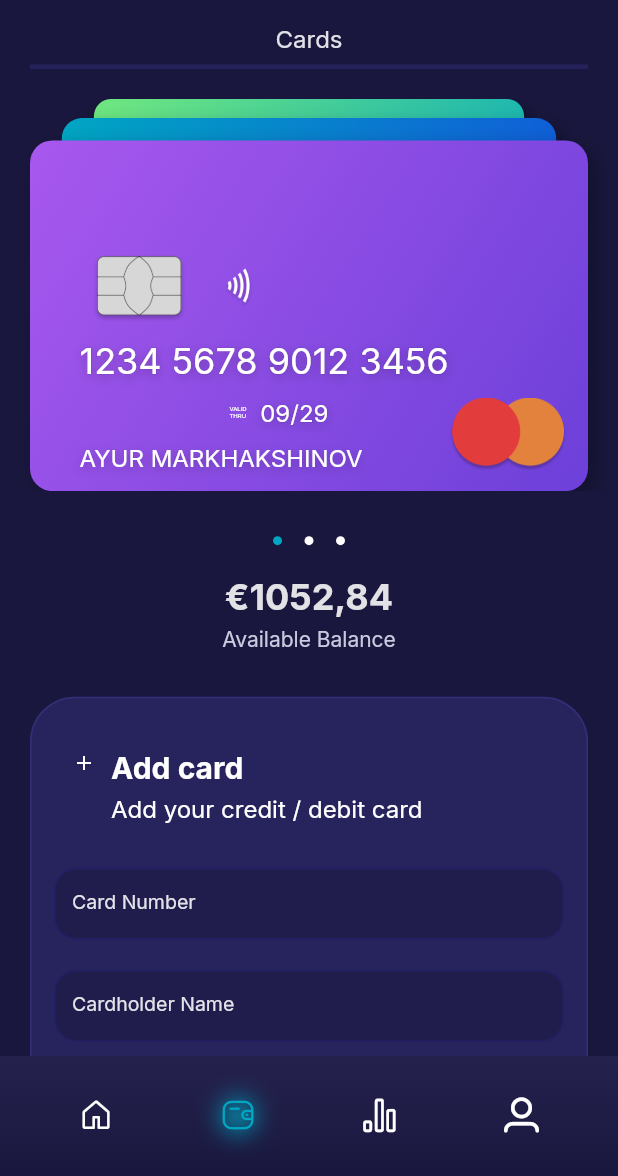
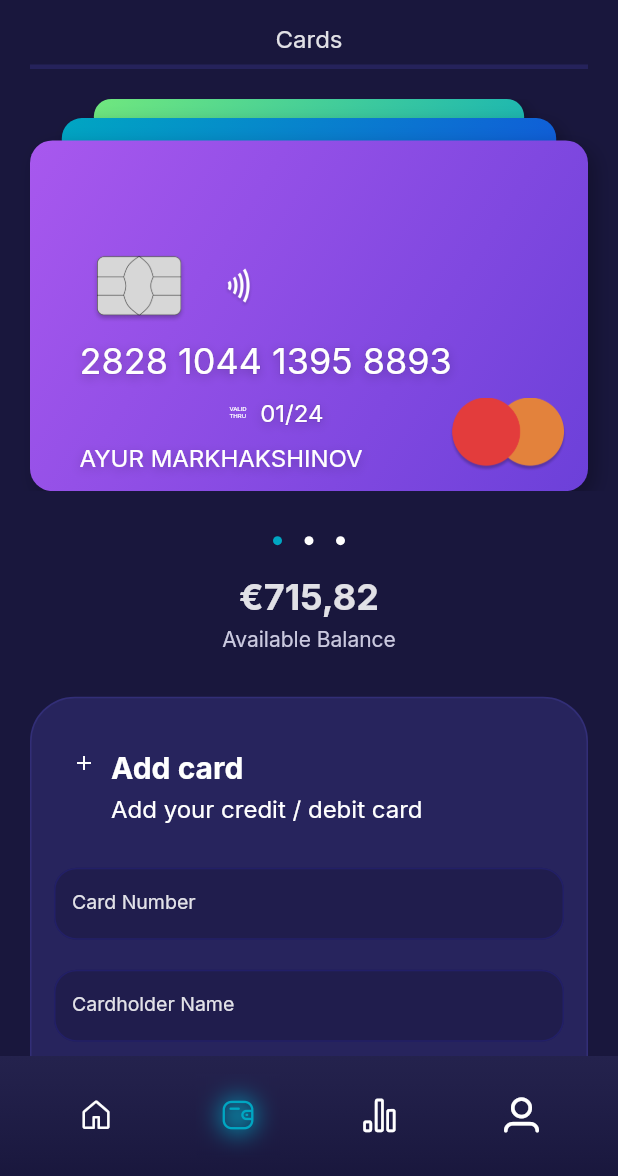
Before and after one commit to AyurM/App-Wallet, a Flutter app: the screen it shows after launch, item 2 of the bottom bar chosen, on a phone screen of 412 x 824 dp, the part 60-1236 px from its top. Run offline on Flutter 3.47's test engine with Material 2 defaults, Android fonts, the light colour scheme and no system bars; our stand-ins replace google_fonts.

Commit message:
Refactored WalletTab. Added animation to currency values

```diff
--- /dev/null
+++ b/lib/components/balance/app_animated_value.dart
@@ -0,0 +1,25 @@
+import 'package:flutter/material.dart';
+
+const _kAnimOffsetDx = 50.0;
+
+class AppAnimatedValue extends StatelessWidget {
+  final AnimationController animationController;
+  final String text;
+
+  const AppAnimatedValue(
+      {Key? key, required this.animationController, required this.text})
+      : super(key: key);
+
+  @override
+  Widget build(BuildContext context) => AnimatedBuilder(
+        animation: animationController,
+        builder: (context, child) {
+          final value = Curves.easeInOut.transform(animationController.value);
+          return Transform.translate(
+            offset: Offset(_kAnimOffsetDx * (1 - value), 0),
+            child: Opacity(opacity: value, child: child),
+          );
+        },
+        child: Text(text, style: Theme.of(context).textTheme.headline2),
+      );
+}
--- a/lib/components/balance/available_balance.dart
+++ b/lib/components/balance/available_balance.dart
@@ -1,8 +1,10 @@
+import 'package:app_wallet/components/balance/app_animated_value.dart';
 import 'package:flutter/material.dart';
 
 const _titleText = 'Available Balance';
+const _kAnimDuration = Duration(milliseconds: 250);
 
-class AvailableBalance extends StatelessWidget {
+class AvailableBalance extends StatefulWidget {
   final double balance;
   final String symbol;
 
@@ -10,16 +12,45 @@ class AvailableBalance extends StatelessWidget {
       : super(key: key);
 
   @override
+  State<AvailableBalance> createState() => _AvailableBalanceState();
+}
+
+class _AvailableBalanceState extends State<AvailableBalance>
+    with SingleTickerProviderStateMixin {
+  late final AnimationController animationController;
+
+  @override
+  void initState() {
+    super.initState();
+    animationController =
+        AnimationController(duration: _kAnimDuration, vsync: this)..forward();
+  }
+
+  @override
+  void didUpdateWidget(covariant AvailableBalance oldWidget) {
+    super.didUpdateWidget(oldWidget);
+    if (oldWidget.balance != widget.balance) {
+      animationController.forward(from: 0);
+    }
+  }
+
+  @override
+  void dispose() {
+    animationController.dispose();
+    super.dispose();
+  }
+
+  @override
   Widget build(BuildContext context) {
-    final textTheme = Theme.of(context).textTheme;
-
     return Column(
       mainAxisSize: MainAxisSize.min,
       children: [
-        Text('$symbol$balance'.replaceFirst('.', ','),
-            style: textTheme.headline2),
+        AppAnimatedValue(
+            animationController: animationController,
+            text: '${widget.symbol}${widget.balance.toStringAsFixed(2)}'
+                .replaceFirst('.', ',')),
         const SizedBox(height: 5),
-        Text(_titleText, style: textTheme.subtitle1)
+        Text(_titleText, style: Theme.of(context).textTheme.subtitle1)
       ],
     );
   }
--- a/lib/components/balance/total_spendings.dart
+++ b/lib/components/balance/total_spendings.dart
@@ -1,8 +1,10 @@
+import 'package:app_wallet/components/balance/app_animated_value.dart';
 import 'package:flutter/material.dart';
 
 const _titleText = 'Total Spendings';
+const _kAnimDuration = Duration(milliseconds: 250);
 
-class TotalSpendings extends StatelessWidget {
+class TotalSpendings extends StatefulWidget {
   final double value;
   final String symbol;
 
@@ -10,16 +12,44 @@ class TotalSpendings extends StatelessWidget {
       : super(key: key);
 
   @override
+  State<TotalSpendings> createState() => _TotalSpendingsState();
+}
+
+class _TotalSpendingsState extends State<TotalSpendings>
+    with SingleTickerProviderStateMixin {
+  late final AnimationController animationController;
+
+  @override
+  void initState() {
+    super.initState();
+    animationController =
+        AnimationController(duration: _kAnimDuration, vsync: this)..forward();
+  }
+
+  @override
+  void didUpdateWidget(covariant TotalSpendings oldWidget) {
+    super.didUpdateWidget(oldWidget);
+    if (oldWidget.value != widget.value) {
+      animationController.forward(from: 0);
+    }
+  }
+
+  @override
+  void dispose() {
+    animationController.dispose();
+    super.dispose();
+  }
+
+  @override
   Widget build(BuildContext context) {
-    final textTheme = Theme.of(context).textTheme;
-
     return Column(
       mainAxisSize: MainAxisSize.min,
       children: [
-        Text(_titleText, style: textTheme.subtitle1),
+        Text(_titleText, style: Theme.of(context).textTheme.subtitle1),
         const SizedBox(height: 5),
-        Text('$symbol$value'.replaceFirst('.', ','),
-            style: textTheme.headline2),
+        AppAnimatedValue(
+            animationController: animationController,
+            text: '${widget.symbol}${widget.value}'.replaceFirst('.', ',')),
       ],
     );
   }
--- a/lib/components/credit_card/credit_card.dart
+++ b/lib/components/credit_card/credit_card.dart
@@ -1,4 +1,5 @@
 import 'package:app_wallet/components/outlined_text.dart';
+import 'package:app_wallet/data/model/credit_card_input.dart';
 import 'package:flutter/material.dart';
 import 'package:google_fonts/google_fonts.dart';
 
@@ -11,17 +12,11 @@ const _kBorderRadius = 15.0;
 class CreditCard extends StatelessWidget {
   static const aspectRatio = 1.591;
 
-  final String name;
-  final String number;
-  final DateTime? valid;
+  final CreditCardInput data;
 
   final Gradient gradient;
 
-  const CreditCard.purple(
-      {Key? key,
-      required this.name,
-      this.number = '0000 0000 0000 0000',
-      this.valid})
+  const CreditCard.purple({Key? key, required this.data})
       : gradient = const LinearGradient(
             begin: Alignment.topLeft,
             end: Alignment.bottomRight,
@@ -31,11 +26,7 @@ class CreditCard extends StatelessWidget {
             ]),
         super(key: key);
 
-  const CreditCard.green(
-      {Key? key,
-      required this.name,
-      this.number = '0000 0000 0000 0000',
-      this.valid})
+  const CreditCard.green({Key? key, required this.data})
       : gradient = const LinearGradient(
             begin: Alignment.topLeft,
             end: Alignment.bottomRight,
@@ -45,11 +36,7 @@ class CreditCard extends StatelessWidget {
             ]),
         super(key: key);
 
-  const CreditCard.blue(
-      {Key? key,
-      required this.name,
-      this.number = '0000 0000 0000 0000',
-      this.valid})
+  const CreditCard.blue({Key? key, required this.data})
       : gradient = const LinearGradient(
             begin: Alignment.topLeft,
             end: Alignment.bottomRight,
@@ -92,14 +79,14 @@ class CreditCard extends StatelessWidget {
                 ],
               ),
               const SizedBox(height: 11),
-              OutlinedText(text: number, fontSize: 24),
+              OutlinedText(text: data.cardNumber, fontSize: 24),
               const SizedBox(height: 10),
-              _CardValidThru(valid: valid),
+              _CardValidThru(valid: data.expirationDate),
               const Spacer(
                 flex: 10,
               ),
               Text(
-                name,
+                data.ownerName,
                 maxLines: 1,
                 overflow: TextOverflow.fade,
                 style: GoogleFonts.inter(
@@ -129,14 +116,13 @@ class CreditCard extends StatelessWidget {
 }
 
 class _CardValidThru extends StatelessWidget {
-  final DateTime? valid;
+  final DateTime valid;
 
-  const _CardValidThru({Key? key, this.valid}) : super(key: key);
+  const _CardValidThru({Key? key, required this.valid}) : super(key: key);
 
   @override
   Widget build(BuildContext context) {
-    final String validDate =
-        valid == null ? '00/00' : _getValidThruString(valid!);
+    final String validDate = _getValidThruString(valid);
 
     return Padding(
       padding: const EdgeInsets.only(left: 100),
--- a/lib/components/credit_card/credit_card_slider.dart
+++ b/lib/components/credit_card/credit_card_slider.dart
@@ -1,4 +1,5 @@
 import 'package:app_wallet/components/credit_card/credit_card_stack.dart';
+import 'package:app_wallet/data/model/credit_card_input.dart';
 import 'package:flutter/material.dart';
 
 const _kCardHorizontalSpacing = 20.0;
@@ -7,7 +8,11 @@ const _kIndicatorSpacing = 15.0;
 const _kStackAspectRatio = 1.4228;
 
 class CreditCardSlider extends StatefulWidget {
-  const CreditCardSlider({Key? key}) : super(key: key);
+  final List<CreditCardInput> cardsData;
+  final void Function(int)? onChanged;
+
+  const CreditCardSlider({Key? key, required this.cardsData, this.onChanged})
+      : super(key: key);
 
   @override
   State<CreditCardSlider> createState() => _CreditCardSliderState();
@@ -15,6 +20,19 @@ class CreditCardSlider extends StatefulWidget {
 
 class _CreditCardSliderState extends State<CreditCardSlider> {
   final PageController pageController = PageController();
+  int _selectedPage = 0;
+
+  @override
+  void initState() {
+    super.initState();
+    pageController.addListener(_pageControllerListener);
+  }
+
+  @override
+  void dispose() {
+    pageController.dispose();
+    super.dispose();
+  }
 
   @override
   Widget build(BuildContext context) {
@@ -31,22 +49,14 @@ class _CreditCardSliderState extends State<CreditCardSlider> {
               children: [
                 AnimatedBuilder(
                     animation: pageController,
-                    builder: (context, snapshot) {
-                      final pageValue = pageController.hasClients &&
-                              pageController.page != null
-                          ? pageController.page!
-                          : 0.0;
-                      return CreditCardStack(
-                          pageValue: pageValue,
-                          horizontalSpacing: _kCardHorizontalSpacing);
-                    }),
+                    builder: (context, snapshot) => CreditCardStack(
+                        cardsData: widget.cardsData,
+                        pageValue: _pageValue,
+                        horizontalSpacing: _kCardHorizontalSpacing)),
                 PageView(
                   controller: pageController,
-                  children: const [
-                    SizedBox.expand(),
-                    SizedBox.expand(),
-                    SizedBox.expand(),
-                  ],
+                  children: List<Widget>.generate(
+                      widget.cardsData.length, (_) => const SizedBox.expand()),
                 )
               ],
             ),
@@ -54,21 +64,33 @@ class _CreditCardSliderState extends State<CreditCardSlider> {
           const SizedBox(height: 30),
           AnimatedBuilder(
               animation: pageController,
-              builder: (context, snapshot) {
-                final pageIndex =
-                    pageController.hasClients && pageController.page != null
-                        ? pageController.page!.round()
-                        : 0;
-                return _PageIndicator(
-                    pageIndex: pageIndex,
-                    totalPages: 3,
-                    size: _kIndicatorSize,
-                    spacing: _kIndicatorSpacing);
-              })
+              builder: (context, snapshot) => _PageIndicator(
+                  pageIndex: _pageIndex,
+                  totalPages: widget.cardsData.length,
+                  size: _kIndicatorSize,
+                  spacing: _kIndicatorSpacing))
         ],
       );
     }));
   }
+
+  void _pageControllerListener() {
+    if (_pageIndex == _selectedPage) {
+      return;
+    }
+
+    _selectedPage = _pageIndex;
+    widget.onChanged?.call(_selectedPage);
+  }
+
+  int get _pageIndex => pageController.hasClients && pageController.page != null
+      ? pageController.page!.round()
+      : 0;
+
+  double get _pageValue =>
+      pageController.hasClients && pageController.page != null
+          ? pageController.page!
+          : 0.0;
 }
 
 class _PageIndicator extends StatelessWidget {
--- a/lib/components/credit_card/credit_card_stack.dart
+++ b/lib/components/credit_card/credit_card_stack.dart
@@ -1,35 +1,28 @@
 import 'dart:math';
 
 import 'package:app_wallet/components/credit_card/credit_card.dart';
+import 'package:app_wallet/data/model/credit_card_input.dart';
 import 'package:flutter/material.dart';
 
-const _kMockName = 'AYUR MARKHAKSHINOV';
 const _cardScales = [1.0, 0.886, 0.771];
 const _relativeTopPositions = [
   CreditCardStack.firstCardTopPosition,
   0.0545,
   0.0
 ];
-const _kMockNumbers = [
-  '1234 5678 9012 3456',
-  '0987 6543 2109 8765',
-  '5547 1217 0843 6628',
-];
-
-final mockValidDates = [
-  DateTime(2029, 9),
-  DateTime(2027, 11),
-  DateTime(2030, 5),
-];
 
 class CreditCardStack extends StatelessWidget {
   static const firstCardTopPosition = 0.118;
 
+  final List<CreditCardInput> cardsData;
   final double pageValue;
   final double horizontalSpacing;
 
   const CreditCardStack(
-      {Key? key, required this.pageValue, this.horizontalSpacing = 20.0})
+      {Key? key,
+      required this.cardsData,
+      required this.pageValue,
+      this.horizontalSpacing = 20.0})
       : super(key: key);
 
   @override
@@ -46,13 +39,16 @@ class CreditCardStack extends StatelessWidget {
 
       return Stack(
           children: List<Widget>.generate(
-              _kMockNumbers.length,
-              (index) => _getCreditCard(_kMockNumbers.length - 1 - index,
-                  topPositionsInPixels, constraints.maxWidth)));
+              cardsData.length,
+              (index) => _buildCreditCard(
+                  data: cardsData[index],
+                  index: cardsData.length - 1 - index,
+                  topPositions: topPositionsInPixels,
+                  maxWidth: constraints.maxWidth)));
     }));
   }
 
-  double _getCardScale(int cardIndex) {
+  double _calcCardScale(int cardIndex) {
     if (cardIndex == 0) {
       return _cardScales[cardIndex];
     }
@@ -67,7 +63,7 @@ class CreditCardStack extends StatelessWidget {
             adjustedPageValue;
   }
 
-  double _getCardTopPosition(int cardIndex, List<double> topPositions) {
+  double _calcCardTopPosition(int cardIndex, List<double> topPositions) {
     if (cardIndex == 0) {
       return topPositions[cardIndex];
     }
@@ -82,7 +78,7 @@ class CreditCardStack extends StatelessWidget {
             (1 - adjustedPageValue);
   }
 
-  double _getCardSidePosition(int cardIndex, double maxWidth,
+  double _calcCardSidePosition(int cardIndex, double maxWidth,
       {bool isLeft = true}) {
     if (cardIndex == _cardScales.length) {
       return horizontalSpacing;
@@ -97,32 +93,27 @@ class CreditCardStack extends StatelessWidget {
   int _calcIndexAdjustment(int cardIndex) =>
       pageValue > cardIndex - 1 ? max(0, cardIndex - 1) : max(0, cardIndex - 2);
 
-  Widget _getCreditCard(int index, List<double> topPositions, double maxWidth) {
+  Widget _buildCreditCard(
+      {required CreditCardInput data,
+      required int index,
+      required List<double> topPositions,
+      required double maxWidth}) {
     Widget card;
 
     if (index % 3 == 0) {
-      card = CreditCard.purple(
-          name: _kMockName,
-          number: _kMockNumbers[index],
-          valid: mockValidDates[index]);
+      card = CreditCard.purple(data: data);
     } else if (index % 3 == 1) {
-      card = CreditCard.blue(
-          name: _kMockName,
-          number: _kMockNumbers[index],
-          valid: mockValidDates[index]);
+      card = CreditCard.blue(data: data);
     } else {
-      card = CreditCard.green(
-          name: _kMockName,
-          number: _kMockNumbers[index],
-          valid: mockValidDates[index]);
+      card = CreditCard.green(data: data);
     }
 
     return Positioned(
-        left: _getCardSidePosition(index, maxWidth),
-        right: _getCardSidePosition(index, maxWidth, isLeft: false),
-        top: _getCardTopPosition(index, topPositions),
+        left: _calcCardSidePosition(index, maxWidth),
+        right: _calcCardSidePosition(index, maxWidth, isLeft: false),
+        top: _calcCardTopPosition(index, topPositions),
         child: Transform.scale(
-          scale: _getCardScale(index),
+          scale: _calcCardScale(index),
           child: card,
         ));
   }
--- a/lib/screens/home_screen.dart
+++ b/lib/screens/home_screen.dart
@@ -1,9 +1,13 @@
 import 'package:app_wallet/components/app_bottom_nav_bar.dart';
+import 'package:app_wallet/data/model/credit_card_input.dart';
 import 'package:app_wallet/screens/home_tab.dart';
 import 'package:app_wallet/screens/insight_tab.dart';
 import 'package:app_wallet/screens/wallet_tab.dart';
+import 'package:app_wallet/utils/data_mock_utils.dart';
 import 'package:flutter/material.dart';
 import 'package:flutter/services.dart';
+
+const _kCardStackSize = 3;
 
 class HomeScreen extends StatefulWidget {
   const HomeScreen({Key? key}) : super(key: key);
@@ -14,11 +18,16 @@ class HomeScreen extends StatefulWidget {
 
 class _HomeScreenState extends State<HomeScreen> with TickerProviderStateMixin {
   late final TabController tabController;
+  late final List<CreditCardInput> cardsData;
+  late final List<double> cardsBalance;
+
   int currentIndex = 0;
 
   @override
   void initState() {
     super.initState();
+    cardsData = DataMockUtils.getMockCreditCards(_kCardStackSize);
+    cardsBalance = DataMockUtils.getMockCardsBalance(_kCardStackSize);
     tabController = TabController(length: 4, vsync: this)
       ..addListener(() => setState(() => currentIndex = tabController.index));
   }
@@ -46,7 +55,10 @@ class _HomeScreenState extends State<HomeScreen> with TickerProviderStateMixin {
               physics: const NeverScrollableScrollPhysics(),
               children: [
                 const HomeTab(),
-                WalletTab(onBackPressed: () => _onTabSelect(0)),
+                WalletTab(
+                    cardsData: cardsData,
+                    cardsBalance: cardsBalance,
+                    onBackPressed: () => _onTabSelect(0)),
                 InsightTab(onBackPressed: () => _onTabSelect(0)),
                 const Center(child: Text('Profile Tab'))
               ],
--- a/lib/screens/wallet_tab.dart
+++ b/lib/screens/wallet_tab.dart
@@ -2,6 +2,7 @@ import 'package:app_wallet/components/app_bar.dart';
 import 'package:app_wallet/components/balance/available_balance.dart';
 import 'package:app_wallet/components/credit_card/add_card_form.dart';
 import 'package:app_wallet/components/credit_card/credit_card_slider.dart';
+import 'package:app_wallet/data/model/credit_card_input.dart';
 import 'package:app_wallet/res/theme/app_colors.dart';
 import 'package:app_wallet/res/theme/constants.dart';
 import 'package:flutter/material.dart';
@@ -9,42 +10,73 @@ import 'package:flutter/material.dart';
 const _titleText = 'Wallet';
 const _bottomTitleText = 'Cards';
 
-class WalletTab extends StatelessWidget {
+class WalletTab extends StatefulWidget {
+  final List<CreditCardInput> cardsData;
+  final List<double> cardsBalance;
   final void Function()? onBackPressed;
 
-  const WalletTab({Key? key, this.onBackPressed}) : super(key: key);
+  const WalletTab(
+      {Key? key,
+      required this.cardsData,
+      required this.cardsBalance,
+      this.onBackPressed})
+      : super(key: key);
+
+  @override
+  State<WalletTab> createState() => _WalletTabState();
+}
+
+class _WalletTabState extends State<WalletTab>
+    with AutomaticKeepAliveClientMixin {
+  int selectedIndex = 0;
+
+  @override
+  bool get wantKeepAlive => true;
 
   @override
   Widget build(BuildContext context) {
+    super.build(context);
+
     return GestureDetector(
       onTap: () => FocusScope.of(context).requestFocus(FocusNode()),
       child: Scaffold(
         appBar: WalletAppBar(
           text: _titleText,
           context: context,
-          onBackPressed: onBackPressed,
+          onBackPressed: widget.onBackPressed,
           bottomWidget: const PreferredSize(
               preferredSize: Size.fromHeight(kAppBarBottomHeight),
               child: _WalletTabBottom()),
         ),
         body: SingleChildScrollView(
           child: Column(
-            children: const [
-              SizedBox(height: 20),
-              CreditCardSlider(),
-              SizedBox(height: 20),
-              AvailableBalance(balance: 1052.84),
-              SizedBox(height: 30),
-              Padding(
+            children: [
+              const SizedBox(height: 20),
+              CreditCardSlider(
+                cardsData: widget.cardsData,
+                onChanged: _onCardChange,
+              ),
+              const SizedBox(height: 20),
+              AvailableBalance(balance: widget.cardsBalance[selectedIndex]),
+              const SizedBox(height: 30),
+              const Padding(
                 padding: kHorizontalPadding20,
                 child: AddCardForm(),
               ),
-              SizedBox(height: 20),
+              const SizedBox(height: 20),
             ],
           ),
         ),
       ),
     );
+  }
+
+  void _onCardChange(int index) {
+    if (index == selectedIndex) {
+      return;
+    }
+
+    setState(() => selectedIndex = index);
   }
 }
 
--- a/lib/utils/data_mock_utils.dart
+++ b/lib/utils/data_mock_utils.dart
@@ -1,6 +1,7 @@
 import 'dart:math';
 
 import 'package:app_wallet/data/model/balance_stat.dart';
+import 'package:app_wallet/data/model/credit_card_input.dart';
 import 'package:app_wallet/data/model/transaction_data.dart';
 import 'package:app_wallet/data/model/user_profile.dart';
 import 'package:app_wallet/utils/enum_period.dart';
@@ -9,11 +10,13 @@ import 'package:flutter/material.dart';
 const _kMinBalancePercent = 10;
 const _kMaxBalancePercent = 80;
 const _kBalanceCount = 3;
+const _kMockOwnerName = 'Ayur Markhakshinov';
 
 class DataMockUtils {
   DataMockUtils._();
 
   static final _random = Random();
+  static final _now = DateTime.now();
 
   static List<BalanceStat> getMockBalanceStats() {
     final balanceValues = List<int>.generate(
@@ -37,55 +40,51 @@ class DataMockUtils {
   }
 
   static UserProfile getMockUser() => const UserProfile(
-      id: 1,
-      name: 'Ayur Markhakshinov',
-      imagePath: 'assets/images/user_avatar.jpg');
+      id: 1, name: _kMockOwnerName, imagePath: 'assets/images/user_avatar.jpg');
 
   static List<TransactionData> getMockTransactions() {
-    final now = DateTime.now();
-
     return [
       TransactionData(
           title: 'Shell',
           imagePath: 'assets/images/logo_shell.png',
           value: 87.41,
-          dateTime: DateTime(now.year, now.month, now.day - 1),
+          dateTime: DateTime(_now.year, _now.month, _now.day - 1),
           type: TransactionType.expense),
       TransactionData(
           title: 'Amazon',
           imagePath: 'assets/images/logo_amazon.png',
           value: 142.80,
-          dateTime: DateTime(now.year, now.month, now.day - 1),
+          dateTime: DateTime(_now.year, _now.month, _now.day - 1),
           type: TransactionType.expense),
       TransactionData(
           title: 'Apple',
           imagePath: 'assets/images/logo_apple.png',
           value: 328.0,
-          dateTime: DateTime(now.year, now.month, now.day - 2),
+          dateTime: DateTime(_now.year, _now.month, _now.day - 2),
           type: TransactionType.expense),
       TransactionData(
           title: 'Carrefour',
           imagePath: 'assets/images/logo_carrefour.png',
           value: 112.43,
-          dateTime: DateTime(now.year, now.month, now.day - 2),
+          dateTime: DateTime(_now.year, _now.month, _now.day - 2),
           type: TransactionType.expense),
       TransactionData(
           title: 'Transfer',
           imagePath: 'assets/images/logo_transfer.png',
           value: 1670.0,
-          dateTime: DateTime(now.year, now.month, now.day - 2),
+          dateTime: DateTime(_now.year, _now.month, _now.day - 2),
           type: TransactionType.income),
       TransactionData(
           title: 'Carrefour',
           imagePath: 'assets/images/logo_carrefour.png',
           value: 112.43,
-          dateTime: DateTime(now.year, now.month, now.day - 3),
+          dateTime: DateTime(_now.year, _now.month, _now.day - 3),
           type: TransactionType.expense),
       TransactionData(
           title: 'Shell',
           imagePath: 'assets/images/logo_shell.png',
           value: 32.87,
-          dateTime: DateTime(now.year, now.month, now.day - 3),
+          dateTime: DateTime(_now.year, _now.month, _now.day - 3),
           type: TransactionType.expense),
     ];
   }
@@ -100,4 +99,38 @@ class DataMockUtils {
         return 42897.68;
     }
   }
+
+  static List<double> getMockCardsBalance(int size) => List<double>.generate(
+      size, (index) => _random.nextDouble() * 1000 + _random.nextInt(4) * 1000);
+
+  static List<CreditCardInput> getMockCreditCards(int amount) =>
+      List<CreditCardInput>.generate(
+          amount, (index) => _getMockCreditCardInput());
+
+  static CreditCardInput _getMockCreditCardInput() {
+    final expDate = DateTime(_now.year + 1 + _random.nextInt(6),
+        _random.nextInt(12) + 1, _random.nextInt(31));
+
+    final mockCode = _random.nextInt(1000).toString().padLeft(3, '0');
+
+    return CreditCardInput(
+        cardNumber: _getMockCreditCardNumber(),
+        ownerName: _kMockOwnerName.toUpperCase(),
+        expirationDate: expDate,
+        code: mockCode);
+  }
+
+  static String _getMockCreditCardNumber() {
+    final buffer = StringBuffer();
+
+    for (int i = 0; i < 4; i++) {
+      final randomNumber = _random.nextInt(10000);
+      buffer.write(randomNumber.toString().padLeft(4, '0'));
+      if (i != 3) {
+        buffer.write(' ');
+      }
+    }
+
+    return buffer.toString();
+  }
 }
```
